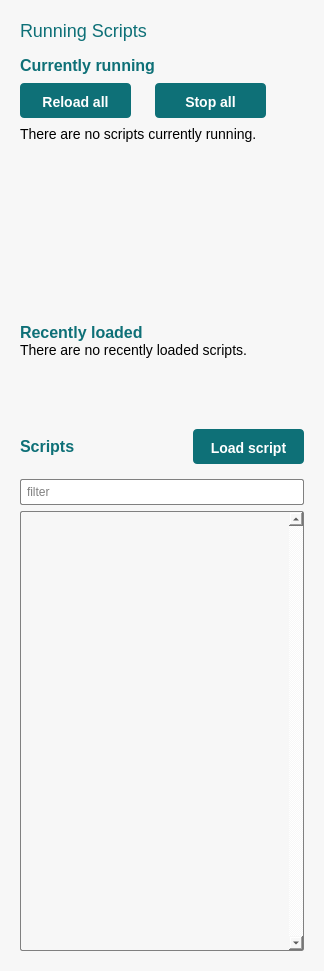
Before: the Qt Designer form interface/ui/runningScriptsWidget.ui in vircadia/vircadia-native-core, drawn with Qt 5.
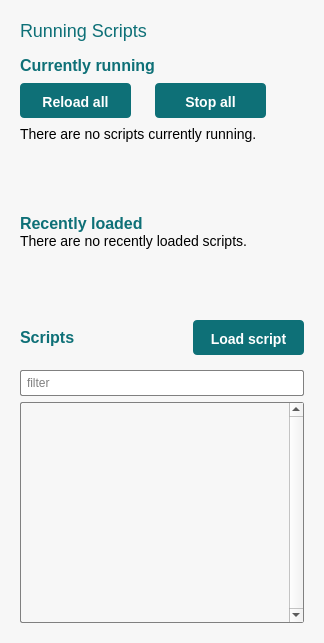
After: the same form once the commit is applied.

Commit message: Remove custom behavior from running scripts widget

Diff of the .ui file:
```diff
--- a/interface/ui/runningScriptsWidget.ui
+++ b/interface/ui/runningScriptsWidget.ui
@@ -7,7 +7,7 @@
     <x>0</x>
     <y>0</y>
     <width>324</width>
-    <height>971</height>
+    <height>643</height>
    </rect>
   </property>
   <property name="windowTitle">
@@ -17,7 +17,7 @@
    <string notr="true">* {
 	font-family: Helvetica, Arial, sans-serif;
 }
-QWidget {
+#RunningScriptsWidget {
 	background: #f7f7f7; 
 }</string>
   </property>
@@ -326,6 +326,11 @@
         <property name="layoutDirection">
          <enum>Qt::LeftToRight</enum>
         </property>
+        <property name="styleSheet">
+         <string notr="true">#runningScriptsList {
+	background: #f7f7f7; 
+}</string>
+        </property>
         <property name="frameShape">
          <enum>QFrame::NoFrame</enum>
         </property>
@@ -608,6 +613,7 @@
        <widget class="QListView" name="scriptListView">
         <property name="styleSheet">
          <string notr="true">QListView {
+	background: #f7f7f7; 
 	border: 1px solid rgb(128, 128, 128);
 	border-radius: 2px;
 }
```
The commit also changes 3 other files.
